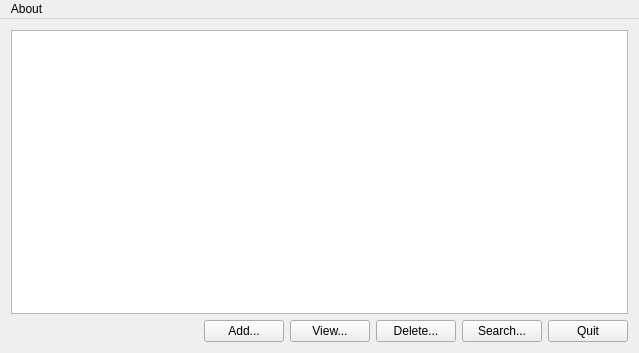
First picture: the form in mainwindow.ui, repository SFilippidis/QGreatstAtzenta, before the edit.
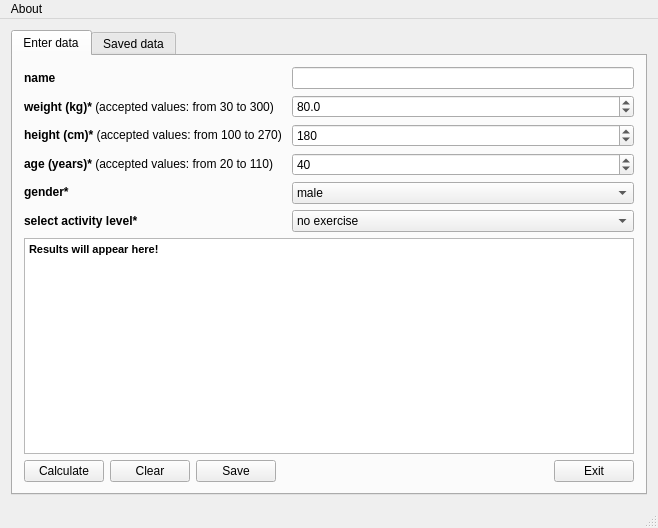
Second picture: the form after the edit.

```diff
--- a/mainwindow.ui
+++ b/mainwindow.ui
@@ -27,84 +27,337 @@
    <rect>
     <x>0</x>
     <y>0</y>
-    <width>639</width>
-    <height>353</height>
+    <width>648</width>
+    <height>528</height>
    </rect>
   </property>
-  <property name="minimumSize">
-   <size>
-    <width>639</width>
-    <height>353</height>
-   </size>
+  <property name="focusPolicy">
+   <enum>Qt::FocusPolicy::TabFocus</enum>
   </property>
   <property name="windowTitle">
-   <string>MainWindow</string>
+   <string/>
+  </property>
+  <property name="tabShape">
+   <enum>QTabWidget::TabShape::Rounded</enum>
   </property>
   <widget class="QWidget" name="centralWidget">
-   <layout class="QVBoxLayout" name="verticalLayout">
+   <layout class="QVBoxLayout" name="verticalLayout_5">
     <item>
-     <widget class="QTableView" name="view"/>
-    </item>
-    <item>
-     <layout class="QHBoxLayout" name="horizontalLayout">
-      <item>
-       <spacer name="horizontalSpacer">
-        <property name="orientation">
-         <enum>Qt::Horizontal</enum>
-        </property>
-        <property name="sizeHint" stdset="0">
-         <size>
-          <width>40</width>
-          <height>20</height>
-         </size>
-        </property>
-       </spacer>
-      </item>
-      <item>
-       <widget class="QPushButton" name="addButton">
-        <property name="text">
-         <string>Add...</string>
-        </property>
-       </widget>
-      </item>
-      <item>
-       <widget class="QPushButton" name="editOrViewButton">
-        <property name="text">
-         <string>View...</string>
-        </property>
-       </widget>
-      </item>
-      <item>
-       <widget class="QPushButton" name="deleteButton">
-        <property name="text">
-         <string>Delete...</string>
-        </property>
-       </widget>
-      </item>
-      <item>
-       <widget class="QPushButton" name="searchButton">
-        <property name="text">
-         <string>Search...</string>
-        </property>
-       </widget>
-      </item>
-      <item>
-       <widget class="QPushButton" name="quitButton">
-        <property name="text">
-         <string>Quit</string>
-        </property>
-       </widget>
-      </item>
-     </layout>
+     <widget class="QTabWidget" name="tabMenu">
+      <property name="sizePolicy">
+       <sizepolicy hsizetype="Preferred" vsizetype="Preferred">
+        <horstretch>0</horstretch>
+        <verstretch>0</verstretch>
+       </sizepolicy>
+      </property>
+      <property name="toolTip">
+       <string/>
+      </property>
+      <property name="styleSheet">
+       <string notr="true"/>
+      </property>
+      <property name="currentIndex">
+       <number>0</number>
+      </property>
+      <widget class="QWidget" name="mainApp">
+       <attribute name="title">
+        <string>Enter data</string>
+       </attribute>
+       <layout class="QHBoxLayout" name="horizontalLayout_3">
+        <item>
+         <layout class="QVBoxLayout" name="verticalLayout_3">
+          <item>
+           <layout class="QHBoxLayout" name="horizontalLayout_2">
+            <item>
+             <layout class="QVBoxLayout" name="verticalLayout_4">
+              <item>
+               <widget class="QLabel" name="label_4">
+                <property name="text">
+                 <string>&lt;b&gt;name&lt;/b&gt;</string>
+                </property>
+               </widget>
+              </item>
+              <item>
+               <widget class="QLabel" name="label">
+                <property name="text">
+                 <string>&lt;b&gt;weight (kg)*&lt;/b&gt; (accepted values: from 30 to 300)    </string>
+                </property>
+               </widget>
+              </item>
+              <item>
+               <widget class="QLabel" name="label_2">
+                <property name="text">
+                 <string>&lt;html&gt;&lt;head/&gt;&lt;body&gt;&lt;p&gt;&lt;span style=&quot; font-weight:700;&quot;&gt;height (cm)&lt;/span&gt;&lt;span style=&quot; font-weight:600;&quot;&gt;*&lt;/span&gt; (accepted values: from 100 to 270) &lt;/p&gt;&lt;/body&gt;&lt;/html&gt;</string>
+                </property>
+               </widget>
+              </item>
+              <item>
+               <widget class="QLabel" name="label_6">
+                <property name="text">
+                 <string>&lt;html&gt;&lt;head/&gt;&lt;body&gt;&lt;p&gt;&lt;span style=&quot; font-weight:700;&quot;&gt;age (years)&lt;/span&gt;&lt;span style=&quot; font-weight:600;&quot;&gt;*&lt;/span&gt; (accepted values: from 20 to 110) &lt;/p&gt;&lt;/body&gt;&lt;/html&gt;</string>
+                </property>
+               </widget>
+              </item>
+              <item>
+               <widget class="QLabel" name="label_3">
+                <property name="text">
+                 <string>&lt;b&gt;gender*&lt;/b&gt;</string>
+                </property>
+               </widget>
+              </item>
+              <item>
+               <widget class="QLabel" name="label_5">
+                <property name="text">
+                 <string>&lt;b&gt;select activity level*&lt;/b&gt;</string>
+                </property>
+               </widget>
+              </item>
+             </layout>
+            </item>
+            <item>
+             <layout class="QVBoxLayout" name="verticalLayout_2">
+              <item>
+               <layout class="QHBoxLayout" name="horizontalLayout">
+                <item>
+                 <layout class="QVBoxLayout" name="verticalLayout">
+                  <item>
+                   <widget class="QLineEdit" name="name"/>
+                  </item>
+                  <item>
+                   <widget class="QDoubleSpinBox" name="doubleSpinBoxWeight">
+                    <property name="decimals">
+                     <number>1</number>
+                    </property>
+                    <property name="minimum">
+                     <double>30.000000000000000</double>
+                    </property>
+                    <property name="maximum">
+                     <double>300.000000000000000</double>
+                    </property>
+                    <property name="value">
+                     <double>80.000000000000000</double>
+                    </property>
+                   </widget>
+                  </item>
+                  <item>
+                   <widget class="QDoubleSpinBox" name="doubleSpinBoxHeight">
+                    <property name="decimals">
+                     <number>0</number>
+                    </property>
+                    <property name="minimum">
+                     <double>100.000000000000000</double>
+                    </property>
+                    <property name="maximum">
+                     <double>270.000000000000000</double>
+                    </property>
+                    <property name="singleStep">
+                     <double>1.000000000000000</double>
+                    </property>
+                    <property name="value">
+                     <double>180.000000000000000</double>
+                    </property>
+                   </widget>
+                  </item>
+                  <item>
+                   <widget class="QDoubleSpinBox" name="doubleSpinBoxAge">
+                    <property name="decimals">
+                     <number>0</number>
+                    </property>
+                    <property name="minimum">
+                     <double>20.000000000000000</double>
+                    </property>
+                    <property name="maximum">
+                     <double>110.000000000000000</double>
+                    </property>
+                    <property name="singleStep">
+                     <double>1.000000000000000</double>
+                    </property>
+                    <property name="value">
+                     <double>40.000000000000000</double>
+                    </property>
+                   </widget>
+                  </item>
+                  <item>
+                   <widget class="QComboBox" name="comboBoxGender">
+                    <property name="statusTip">
+                     <string>επιλέξτε το φύλο</string>
+                    </property>
+                    <item>
+                     <property name="text">
+                      <string>male</string>
+                     </property>
+                    </item>
+                    <item>
+                     <property name="text">
+                      <string>female</string>
+                     </property>
+                    </item>
+                   </widget>
+                  </item>
+                 </layout>
+                </item>
+               </layout>
+              </item>
+              <item>
+               <widget class="QComboBox" name="comboBoxActivity">
+                <item>
+                 <property name="text">
+                  <string>no exercise</string>
+                 </property>
+                </item>
+                <item>
+                 <property name="text">
+                  <string>little exercise</string>
+                 </property>
+                </item>
+                <item>
+                 <property name="text">
+                  <string>light exercise (1-3 days per week)</string>
+                 </property>
+                </item>
+                <item>
+                 <property name="text">
+                  <string>moderate exercise (3-5 days per week)</string>
+                 </property>
+                </item>
+                <item>
+                 <property name="text">
+                  <string>heavy exercise (6-7 days per week)</string>
+                 </property>
+                </item>
+                <item>
+                 <property name="text">
+                  <string>very heavy exercise (twice per day, extra heavy workouts)</string>
+                 </property>
+                </item>
+               </widget>
+              </item>
+             </layout>
+            </item>
+           </layout>
+          </item>
+          <item>
+           <widget class="QTextBrowser" name="results">
+            <property name="html">
+             <string>&lt;!DOCTYPE HTML PUBLIC &quot;-//W3C//DTD HTML 4.0//EN&quot; &quot;http://www.w3.org/TR/REC-html40/strict.dtd&quot;&gt;
+&lt;html&gt;&lt;head&gt;&lt;meta name=&quot;qrichtext&quot; content=&quot;1&quot; /&gt;&lt;meta charset=&quot;utf-8&quot; /&gt;&lt;style type=&quot;text/css&quot;&gt;
+p, li { white-space: pre-wrap; }
+hr { height: 1px; border-width: 0; }
+li.unchecked::marker { content: &quot;\2610&quot;; }
+li.checked::marker { content: &quot;\2612&quot;; }
+&lt;/style&gt;&lt;/head&gt;&lt;body style=&quot; font-family:'Segoe UI'; font-size:9pt; font-weight:400; font-style:normal;&quot;&gt;
+&lt;p style=&quot; margin-top:0px; margin-bottom:0px; margin-left:0px; margin-right:0px; -qt-block-indent:0; text-indent:0px;&quot;&gt;&lt;span style=&quot; font-family:'MS Shell Dlg 2'; font-size:8.25pt; font-weight:600;&quot;&gt;Results will appear here!&lt;/span&gt;&lt;/p&gt;&lt;/body&gt;&lt;/html&gt;</string>
+            </property>
+           </widget>
+          </item>
+          <item>
+           <layout class="QHBoxLayout" name="horizontalLayout_6">
+            <item>
+             <widget class="QPushButton" name="pushButtonCalculate">
+              <property name="statusTip">
+               <string>calculate body mass index and other info</string>
+              </property>
+              <property name="text">
+               <string>Calculate</string>
+              </property>
+              <property name="autoDefault">
+               <bool>true</bool>
+              </property>
+              <property name="default">
+               <bool>false</bool>
+              </property>
+              <property name="flat">
+               <bool>false</bool>
+              </property>
+             </widget>
+            </item>
+            <item>
+             <widget class="QPushButton" name="pushButtonResetData">
+              <property name="statusTip">
+               <string>clear data of this window</string>
+              </property>
+              <property name="text">
+               <string>Clear</string>
+              </property>
+              <property name="autoDefault">
+               <bool>true</bool>
+              </property>
+             </widget>
+            </item>
+            <item>
+             <widget class="QPushButton" name="pushButtonSave">
+              <property name="statusTip">
+               <string>save current calculations</string>
+              </property>
+              <property name="text">
+               <string>Save</string>
+              </property>
+              <property name="autoDefault">
+               <bool>true</bool>
+              </property>
+             </widget>
+            </item>
+            <item>
+             <spacer name="horizontalSpacer_2">
+              <property name="orientation">
+               <enum>Qt::Orientation::Horizontal</enum>
+              </property>
+              <property name="sizeHint" stdset="0">
+               <size>
+                <width>40</width>
+                <height>20</height>
+               </size>
+              </property>
+             </spacer>
+            </item>
+            <item>
+             <widget class="QPushButton" name="pushButtonExit">
+              <property name="statusTip">
+               <string>close this application</string>
+              </property>
+              <property name="text">
+               <string>Exit</string>
+              </property>
+             </widget>
+            </item>
+           </layout>
+          </item>
+         </layout>
+        </item>
+       </layout>
+      </widget>
+      <widget class="QWidget" name="tab_3">
+       <attribute name="title">
+        <string>Saved data</string>
+       </attribute>
+       <layout class="QVBoxLayout" name="verticalLayout_6">
+        <item>
+         <widget class="QTextBrowser" name="textBrowser_3">
+          <property name="html">
+           <string>&lt;!DOCTYPE HTML PUBLIC &quot;-//W3C//DTD HTML 4.0//EN&quot; &quot;http://www.w3.org/TR/REC-html40/strict.dtd&quot;&gt;
+&lt;html&gt;&lt;head&gt;&lt;meta name=&quot;qrichtext&quot; content=&quot;1&quot; /&gt;&lt;meta charset=&quot;utf-8&quot; /&gt;&lt;style type=&quot;text/css&quot;&gt;
+p, li { white-space: pre-wrap; }
+hr { height: 1px; border-width: 0; }
+li.unchecked::marker { content: &quot;\2610&quot;; }
+li.checked::marker { content: &quot;\2612&quot;; }
+&lt;/style&gt;&lt;/head&gt;&lt;body style=&quot; font-family:'Segoe UI'; font-size:9pt; font-weight:400; font-style:normal;&quot;&gt;
+&lt;p align=&quot;justify&quot; style=&quot; margin-top:0px; margin-bottom:0px; margin-left:0px; margin-right:0px; -qt-block-indent:0; text-indent:0px;&quot;&gt;&lt;span style=&quot; font-family:'MS Shell Dlg 2'; font-size:8.25pt; font-weight:600;&quot;&gt;You have not saved any data yet! Once you save some data, they will appear here!&lt;/span&gt;&lt;/p&gt;&lt;/body&gt;&lt;/html&gt;</string>
+          </property>
+         </widget>
+        </item>
+       </layout>
+      </widget>
+     </widget>
     </item>
    </layout>
   </widget>
+  <widget class="QStatusBar" name="statusBar"/>
   <widget class="QMenuBar" name="menuBar">
    <property name="geometry">
     <rect>
      <x>0</x>
      <y>0</y>
-     <width>639</width>
+     <width>648</width>
      <height>22</height>
     </rect>
    </property>
```
Left out of the diff: 23 changed lines with no effect on the pictures.
